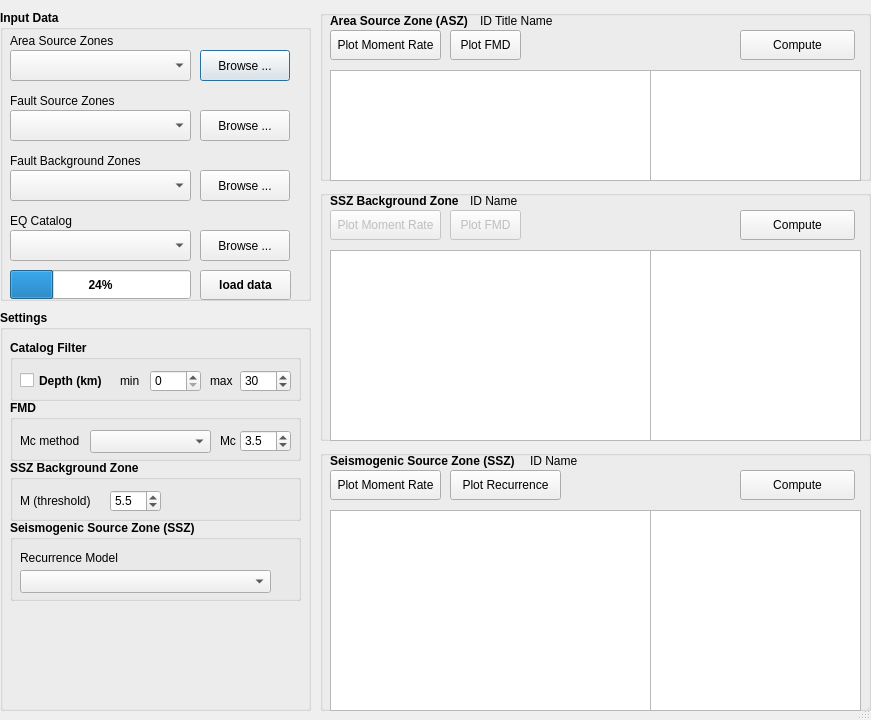
The window that mt_seismicsource/ui_seismicsource.ui (feuchner/seismicsource-toolkit) describes before a commit, drawn with Qt 5.
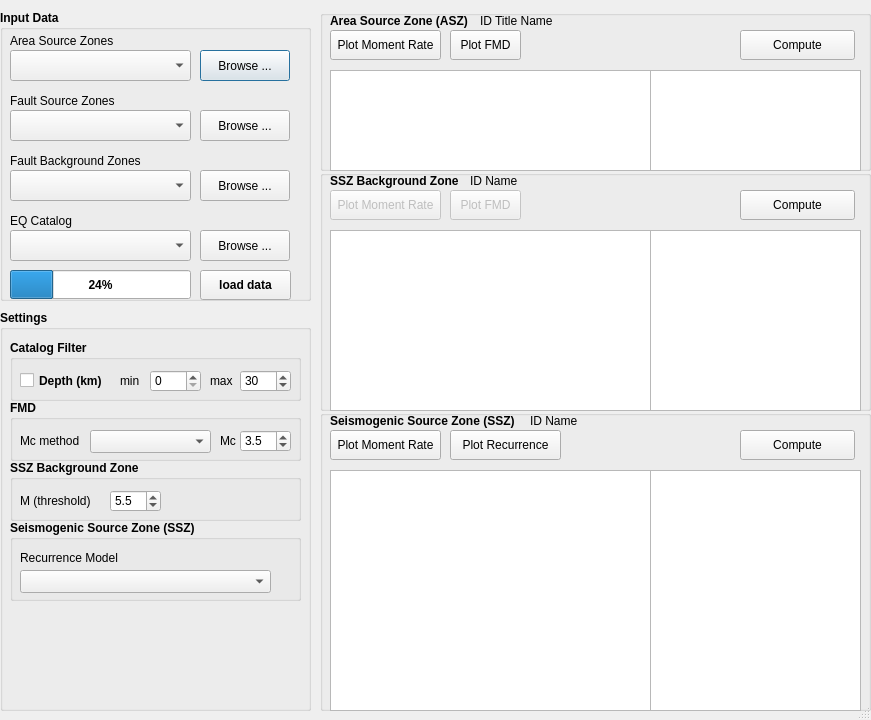
The same window after the commit.

Commit message: apply ML G-R fit to all types of zones

```diff
--- a/mt_seismicsource/ui_seismicsource.ui
+++ b/mt_seismicsource/ui_seismicsource.ui
@@ -650,7 +650,7 @@
      <x>320</x>
      <y>10</y>
      <width>551</width>
-     <height>171</height>
+     <height>161</height>
     </rect>
    </property>
    <widget class="QGroupBox" name="groupBoxMomentRateArea">
@@ -659,7 +659,7 @@
       <x>0</x>
       <y>0</y>
       <width>551</width>
-      <height>171</height>
+      <height>161</height>
      </rect>
     </property>
     <property name="font">
@@ -709,7 +709,7 @@
        <x>10</x>
        <y>60</y>
        <width>321</width>
-       <height>111</height>
+       <height>101</height>
       </rect>
      </property>
      <property name="font">
@@ -737,7 +737,7 @@
        <x>330</x>
        <y>60</y>
        <width>211</width>
-       <height>111</height>
+       <height>101</height>
       </rect>
      </property>
      <property name="font">
@@ -784,9 +784,9 @@
    <property name="geometry">
     <rect>
      <x>320</x>
-     <y>450</y>
+     <y>410</y>
      <width>551</width>
-     <height>261</height>
+     <height>301</height>
     </rect>
    </property>
    <widget class="QGroupBox" name="groupBoxMomentRateFault">
@@ -795,7 +795,7 @@
       <x>0</x>
       <y>0</y>
       <width>551</width>
-      <height>261</height>
+      <height>301</height>
      </rect>
     </property>
     <property name="font">
@@ -826,7 +826,7 @@
        <x>10</x>
        <y>60</y>
        <width>321</width>
-       <height>201</height>
+       <height>241</height>
       </rect>
      </property>
      <property name="font">
@@ -854,7 +854,7 @@
        <x>330</x>
        <y>60</y>
        <width>211</width>
-       <height>201</height>
+       <height>241</height>
       </rect>
      </property>
      <property name="font">
@@ -920,9 +920,9 @@
    <property name="geometry">
     <rect>
      <x>320</x>
-     <y>190</y>
+     <y>170</y>
      <width>551</width>
-     <height>251</height>
+     <height>241</height>
     </rect>
    </property>
    <widget class="QGroupBox" name="groupBoxMomentRateFaultBackgr">
@@ -931,7 +931,7 @@
       <x>0</x>
       <y>0</y>
       <width>551</width>
-      <height>251</height>
+      <height>241</height>
      </rect>
     </property>
     <property name="font">
@@ -962,7 +962,7 @@
        <x>10</x>
        <y>60</y>
        <width>321</width>
-       <height>191</height>
+       <height>181</height>
       </rect>
      </property>
      <property name="font">
@@ -977,7 +977,7 @@
        <x>330</x>
        <y>60</y>
        <width>211</width>
-       <height>191</height>
+       <height>181</height>
       </rect>
      </property>
      <property name="font">
```
The commit also changes 1 other file.
